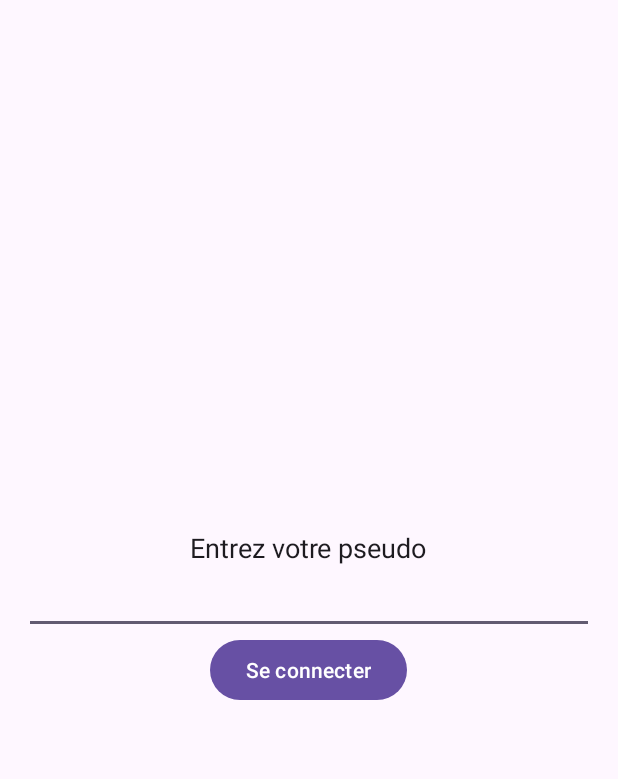
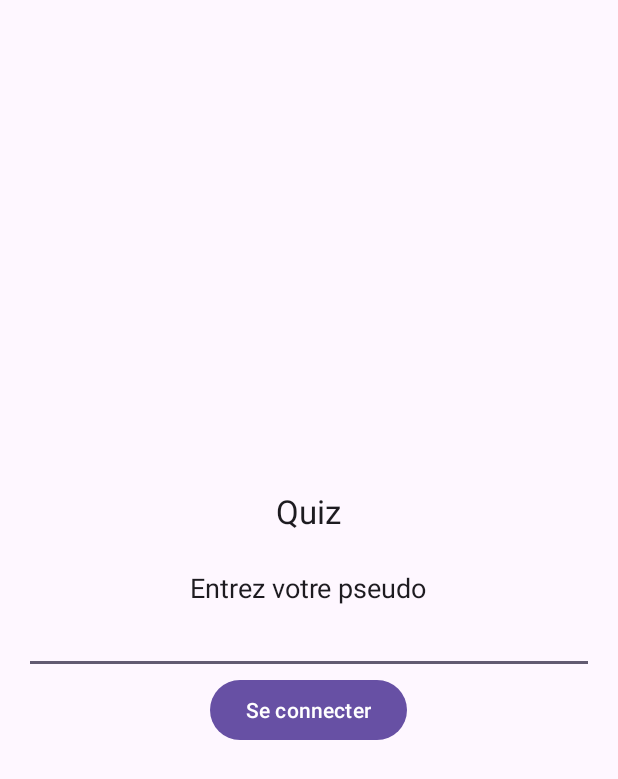
Before and after one commit to Foubel/QuizAndroid, an Android app: the screen it shows after launch (LoginActivity), on a phone screen of 412 x 824 dp. Shown: the top 779 px of the screen. Run offline under Robolectric (Android 15) with nearby library versions, the phone set to English and light mode, and no system bars.

Commit message:
Modification projet

```diff
--- a/app/src/main/java/com/cnam/android_quiz/QuizActivity.kt
+++ b/app/src/main/java/com/cnam/android_quiz/QuizActivity.kt
@@ -85,7 +85,7 @@ class QuizActivity : AppCompatActivity() {
 
     private fun startCountDownTimer() {
         countDownTimer?.cancel()
-        countDownTimer = object : CountDownTimer(30000, 1000) {
+        countDownTimer = object : CountDownTimer(10000, 1000) {
             override fun onTick(millisUntilFinished: Long) {
                 tvCountdown.text = "${getString(R.string.time_remaining)} ${millisUntilFinished / 1000}"
             }
--- a/app/src/main/res/layout/activity_login.xml
+++ b/app/src/main/res/layout/activity_login.xml
@@ -6,6 +6,14 @@
     android:orientation="vertical"
     android:gravity="center"
     android:padding="16dp">
+
+    <TextView
+        android:layout_width="wrap_content"
+        android:layout_height="wrap_content"
+        android:text="Quiz"
+        android:textAppearance="@android:style/TextAppearance.Large"
+        android:layout_marginBottom="24dp"
+        android:gravity="center" />
 
     <TextView
         android:layout_width="wrap_content"
--- a/app/src/main/res/layout/activity_score.xml
+++ b/app/src/main/res/layout/activity_score.xml
@@ -28,7 +28,7 @@
         android:id="@+id/btnDeleteScores"
         android:layout_width="wrap_content"
         android:layout_height="wrap_content"
-        android:text="Delete All Scores"/>
+        android:text="@string/delete_all"/>
 
 
 </LinearLayout>
--- a/app/src/main/res/values/strings.xml
+++ b/app/src/main/res/values/strings.xml
@@ -22,4 +22,5 @@
     <string name="next_question">Question suivante</string>
     <string name="submit">Valider</string>
     <string name="score">Score : </string>
+    <string name="delete_all">Tout supprimer</string>
 </resources>
```
